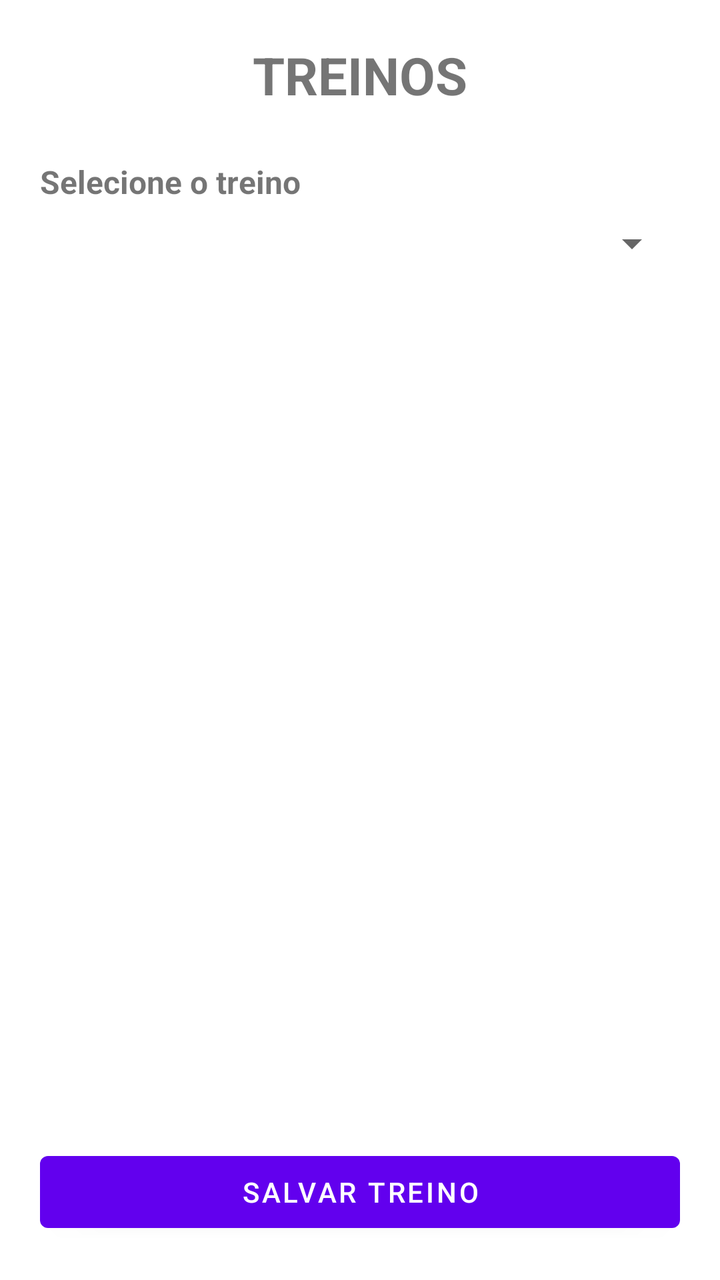
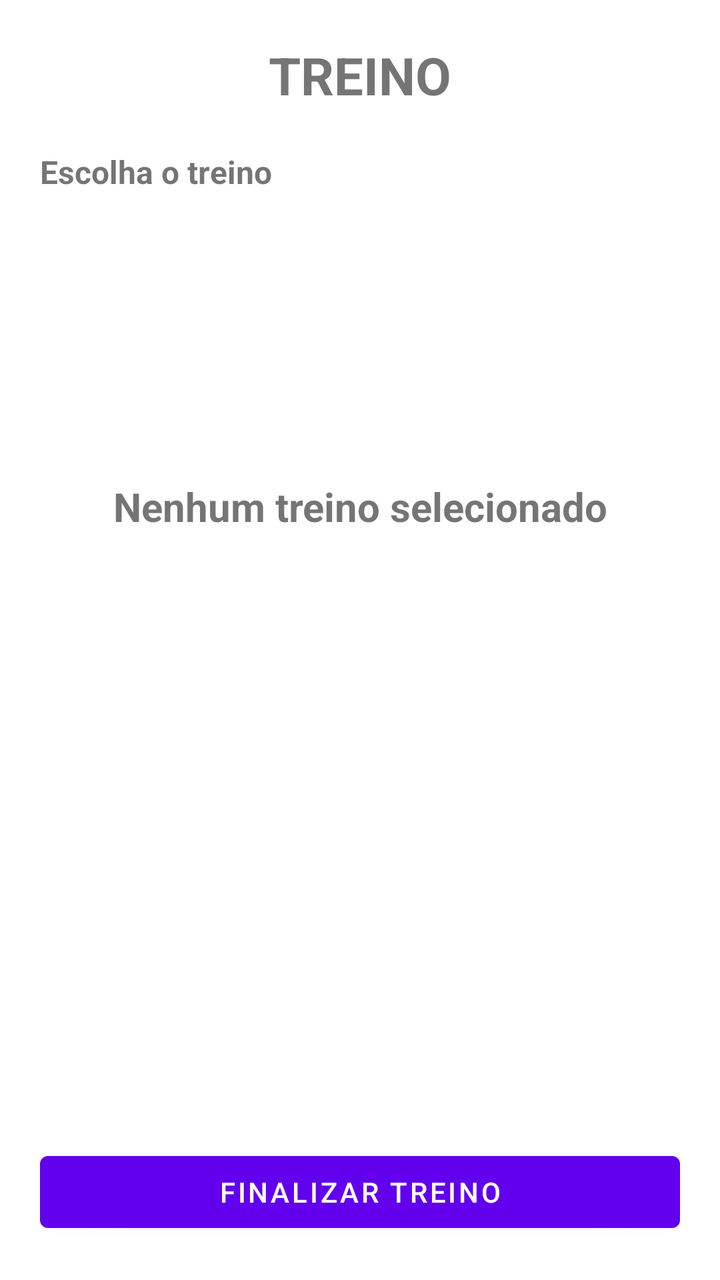

The first picture is an Android layout as it rendered before a commit; the second is the same layout after the commit. The layout source and the unified diff follow.
<!-- AndroidManifest.xml: application theme Theme.GymNote -->
<!-- res/layout/fragment_treinos.xml -->
<?xml version="1.0" encoding="utf-8"?>
<LinearLayout xmlns:android="http://schemas.android.com/apk/res/android"
    xmlns:tools="http://schemas.android.com/tools"
    android:layout_width="match_parent"
    android:layout_height="match_parent"
    android:orientation="vertical"
    android:padding="20dp"
    tools:context=".ui.menu.TreinosFragment">

    <TextView
        android:layout_width="match_parent"
        android:layout_height="wrap_content"
        android:gravity="center"
        android:text="TREINOS"
        android:textSize="26sp"
        android:textStyle="bold" />

    <TextView
        android:layout_width="match_parent"
        android:layout_height="wrap_content"
        android:layout_marginTop="25dp"
        android:text="Selecione o treino"
        android:textSize="16sp"
        android:textStyle="bold" />

    <Spinner
        android:id="@+id/spTreino"
        android:layout_width="match_parent"
        android:layout_height="wrap_content"
        android:layout_marginTop="8dp" />

    <ScrollView
        android:layout_width="match_parent"
        android:layout_height="0dp"
        android:layout_marginTop="20dp"
        android:layout_weight="1">

        <HorizontalScrollView
            android:layout_width="match_parent"
            android:layout_height="wrap_content">

            <TableLayout
                android:id="@+id/tabelaExercicios"
                android:layout_width="wrap_content"
                android:layout_height="wrap_content"
                android:stretchColumns="1,2,3">

            </TableLayout>

        </HorizontalScrollView>

    </ScrollView>

    <Button
        android:id="@+id/btSalvarTreino"
        android:layout_width="match_parent"
        android:layout_height="wrap_content"
        android:layout_marginTop="15dp"
        android:text="SALVAR TREINO" />

</LinearLayout>
<!-- resources referenced by this layout -->
<resources>
  <style name="Theme.GymNote" parent="Theme.MaterialComponents.DayNight.DarkActionBar">
          
          <item name="colorPrimary">@color/purple_500</item>
          <item name="colorPrimaryVariant">@color/purple_700</item>
          <item name="colorOnPrimary">@color/white</item>
          
          <item name="colorSecondary">@color/teal_200</item>
          <item name="colorSecondaryVariant">@color/teal_700</item>
          <item name="colorOnSecondary">@color/black</item>
          
          <item name="android:statusBarColor">?attr/colorPrimaryVariant</item>
          
      </style>
  <color name="purple_500">#FF6200EE</color>
  <color name="purple_700">#FF3700B3</color>
  <color name="white">#FFFFFFFF</color>
  <color name="teal_200">#FF03DAC5</color>
  <color name="teal_700">#FF018786</color>
  <color name="black">#FF000000</color>
</resources>

<!-- the commit's change to res/layout/fragment_treinos.xml (unified diff, before → after) -->
@@ -11,28 +11,38 @@
         android:layout_width="match_parent"
         android:layout_height="wrap_content"
         android:gravity="center"
-        android:text="TREINOS"
+        android:text="TREINO"
         android:textSize="26sp"
         android:textStyle="bold" />
 
     <TextView
         android:layout_width="match_parent"
         android:layout_height="wrap_content"
-        android:layout_marginTop="25dp"
-        android:text="Selecione o treino"
+        android:layout_marginTop="20dp"
+        android:text="Escolha o treino"
         android:textSize="16sp"
         android:textStyle="bold" />
 
-    <Spinner
-        android:id="@+id/spTreino"
+    <ListView
+        android:id="@+id/listaTreinos"
+        android:layout_width="match_parent"
+        android:layout_height="120dp"
+        android:layout_marginTop="8dp" />
+
+    <TextView
+        android:id="@+id/txtNomeTreino"
         android:layout_width="match_parent"
         android:layout_height="wrap_content"
-        android:layout_marginTop="8dp" />
+        android:layout_marginTop="15dp"
+        android:gravity="center"
+        android:text="Nenhum treino selecionado"
+        android:textSize="20sp"
+        android:textStyle="bold" />
 
     <ScrollView
         android:layout_width="match_parent"
         android:layout_height="0dp"
-        android:layout_marginTop="20dp"
+        android:layout_marginTop="15dp"
         android:layout_weight="1">
 
         <HorizontalScrollView
@@ -42,20 +52,17 @@
             <TableLayout
                 android:id="@+id/tabelaExercicios"
                 android:layout_width="wrap_content"
-                android:layout_height="wrap_content"
-                android:stretchColumns="1,2,3">
-
-            </TableLayout>
+                android:layout_height="wrap_content" />
 
         </HorizontalScrollView>
 
     </ScrollView>
 
     <Button
-        android:id="@+id/btSalvarTreino"
+        android:id="@+id/btFinalizarTreino"
         android:layout_width="match_parent"
         android:layout_height="wrap_content"
-        android:layout_marginTop="15dp"
-        android:text="SALVAR TREINO" />
+        android:layout_marginTop="10dp"
+        android:text="FINALIZAR TREINO" />
 
 </LinearLayout>
